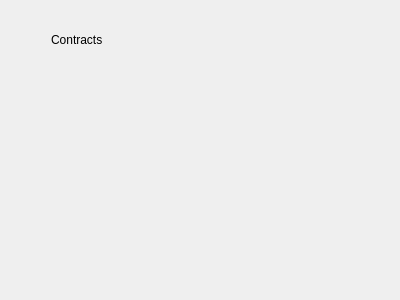
Old version of the form ui/ui_SpecialsWidget.ui in the repository Kamduis/SoulCreator.
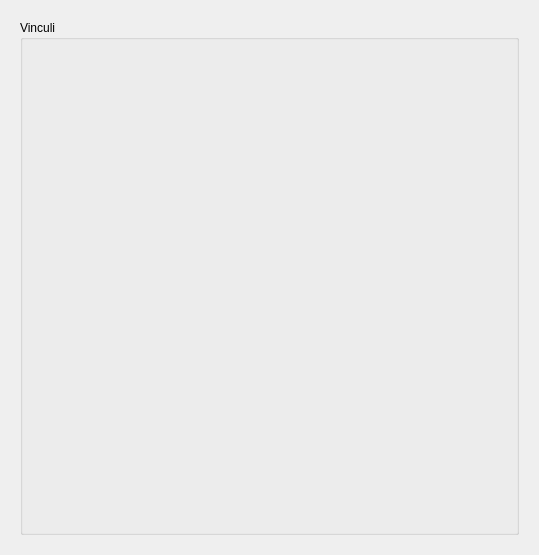
New version of the form. Custom widgets are drawn as their Qt base class.

Commit message:
Vinculi und Schwächen sind implementiert.
Vampire können nun ihre Blutsbande zu anderen angeben.

Bei Vampiren und Wechselbälgern werden automatisch die Schwächen (bzw.
Vorzüge) von Clan/Seeming/Kith auf dem Charakterbogen ausgegeben.

```diff
--- a/ui/ui_SpecialsWidget.ui
+++ b/ui/ui_SpecialsWidget.ui
@@ -6,8 +6,8 @@
    <rect>
     <x>0</x>
     <y>0</y>
-    <width>400</width>
-    <height>300</height>
+    <width>539</width>
+    <height>555</height>
    </rect>
   </property>
   <property name="windowTitle">
@@ -17,7 +17,7 @@
    <item>
     <widget class="QStackedWidget" name="stackedWidget">
      <property name="currentIndex">
-      <number>0</number>
+      <number>2</number>
      </property>
      <widget class="QWidget" name="page_changeling">
       <widget class="QLabel" name="label_2">
@@ -52,6 +52,37 @@
        </item>
       </layout>
      </widget>
+     <widget class="QWidget" name="page_vampire">
+      <layout class="QVBoxLayout" name="verticalLayout_3">
+       <item>
+        <widget class="QGroupBox" name="groupBox">
+         <property name="title">
+          <string>Vinculi</string>
+         </property>
+         <layout class="QVBoxLayout" name="verticalLayout_4">
+          <item>
+           <widget class="QWidget" name="widget_vinculi" native="true">
+            <layout class="QVBoxLayout" name="layout_vinculi"/>
+           </widget>
+          </item>
+          <item>
+           <spacer name="verticalSpacer">
+            <property name="orientation">
+             <enum>Qt::Vertical</enum>
+            </property>
+            <property name="sizeHint" stdset="0">
+             <size>
+              <width>20</width>
+              <height>40</height>
+             </size>
+            </property>
+           </spacer>
+          </item>
+         </layout>
+        </widget>
+       </item>
+      </layout>
+     </widget>
     </widget>
    </item>
   </layout>
```
The commit also changes 19 other files.
